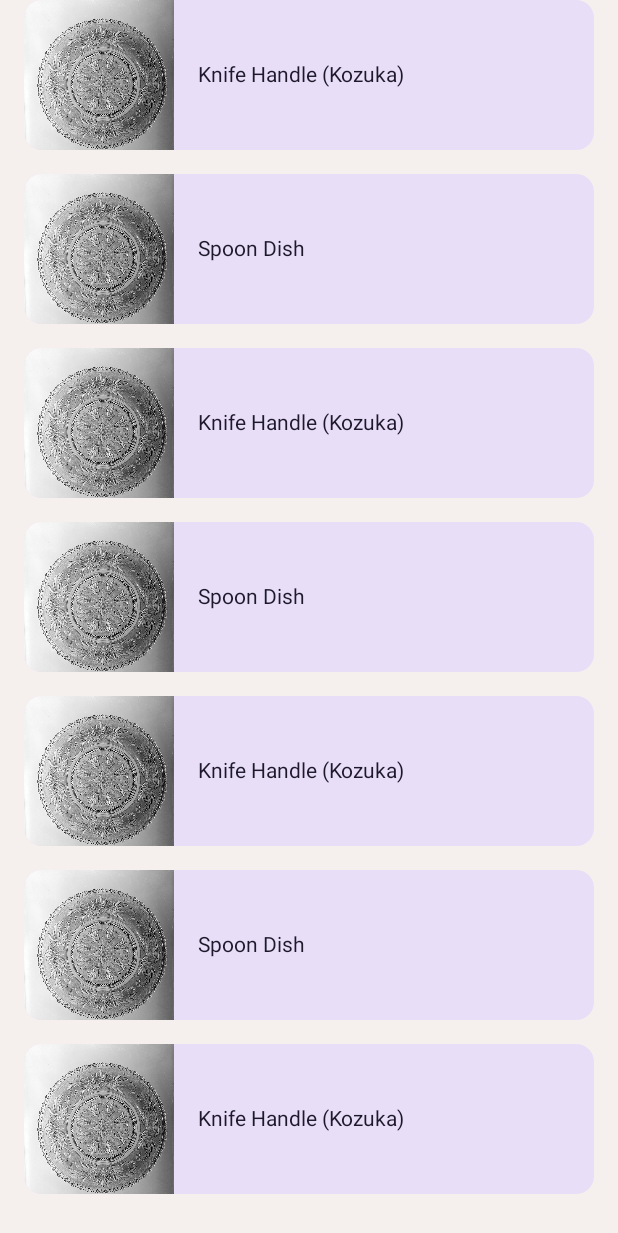
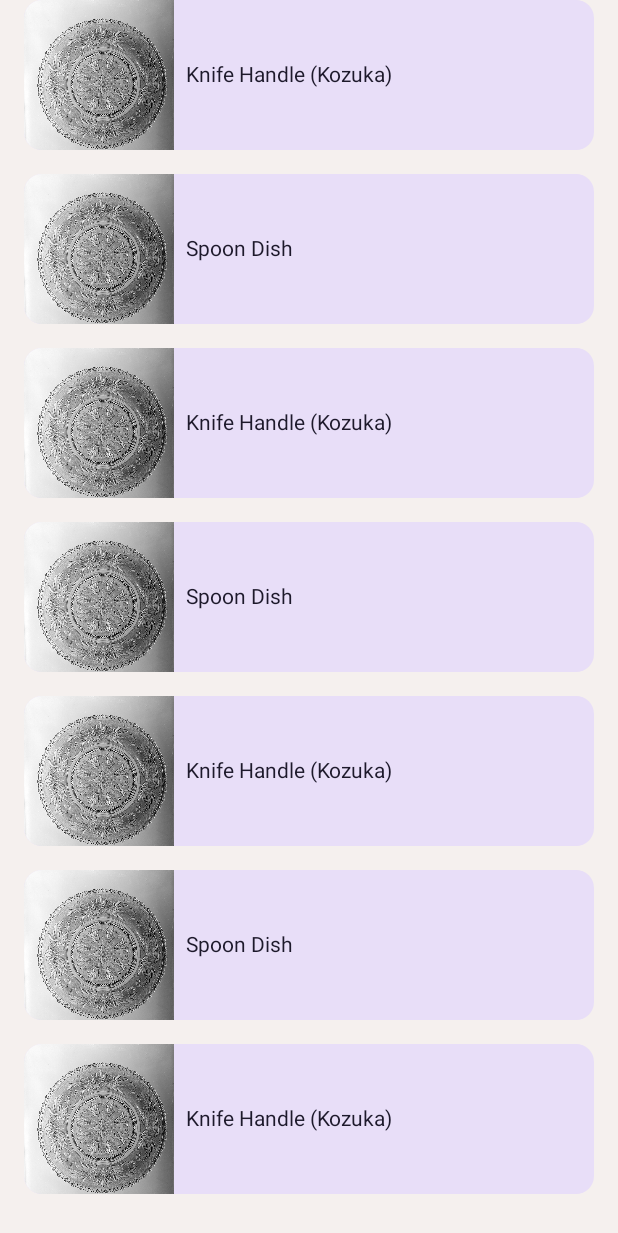
Before and after one commit to sebastiaanDelodder/Android-MetMuseum, an Android app built with Jetpack Compose: the @Preview function ArtCardPrev, on a phone screen of 412 x 824 dp. Shown: the top 1233 px of the screen. Run offline under Robolectric (Android 15) with nearby library versions, the phone set to English and light mode, and no system bars.

Commit message:
Adding dimens values and implementation

```diff
--- a/app/src/main/java/com/example/metmuseum/ui/components/ArtCard.kt
+++ b/app/src/main/java/com/example/metmuseum/ui/components/ArtCard.kt
@@ -17,81 +17,33 @@ import androidx.compose.runtime.Composable
 import androidx.compose.ui.Alignment
 import androidx.compose.ui.Modifier
 import androidx.compose.ui.layout.ContentScale
+import androidx.compose.ui.res.dimensionResource
 import androidx.compose.ui.res.painterResource
 import androidx.compose.ui.tooling.preview.Preview
 import androidx.compose.ui.unit.dp
 import com.example.metmuseum.R
+import com.example.metmuseum.data.ArtpieceSampler
 import com.example.metmuseum.model.Artpiece
 
-var listOfArt = listOf(
-    Artpiece(
-        objectID = 1,
-        isPublicDomain = true,
-        primaryImage = "https://images.metmuseum.org/CRDImages/aa/original/LC-45_24_17-006.jpg",
-        primaryImageSmall = "https://images.metmuseum.org/CRDImages/aa/web-large/LC-45_24_17-006.jpg",
-        title = "Knife Handle (Kozuka)"
-    ),
-    Artpiece(
-        objectID = 2,
-        isPublicDomain = true,
-        primaryImage = "https://images.metmuseum.org/CRDImages/ad/original/136397.jpg",
-        primaryImageSmall = "https://images.metmuseum.org/CRDImages/ad/web-large/136397.jpg",
-        title = "Spoon Dish"
-    ),
-    Artpiece(
-        objectID = 3,
-        isPublicDomain = true,
-        primaryImage = "https://images.metmuseum.org/CRDImages/aa/original/LC-45_24_17-006.jpg",
-        primaryImageSmall = "https://images.metmuseum.org/CRDImages/aa/web-large/LC-45_24_17-006.jpg",
-        title = "Knife Handle (Kozuka)"
-    ),
-    Artpiece(
-        objectID = 4,
-        isPublicDomain = true,
-        primaryImage = "https://images.metmuseum.org/CRDImages/ad/original/136397.jpg",
-        primaryImageSmall = "https://images.metmuseum.org/CRDImages/ad/web-large/136397.jpg",
-        title = "Spoon Dish"
-    ),
-    Artpiece(
-        objectID = 5,
-        isPublicDomain = true,
-        primaryImage = "https://images.metmuseum.org/CRDImages/aa/original/LC-45_24_17-006.jpg",
-        primaryImageSmall = "https://images.metmuseum.org/CRDImages/aa/web-large/LC-45_24_17-006.jpg",
-        title = "Knife Handle (Kozuka)"
-    ),
-    Artpiece(
-        objectID = 6,
-        isPublicDomain = true,
-        primaryImage = "https://images.metmuseum.org/CRDImages/ad/original/136397.jpg",
-        primaryImageSmall = "https://images.metmuseum.org/CRDImages/ad/web-large/136397.jpg",
-        title = "Spoon Dish"
-    ),
-    Artpiece(
-        objectID = 7,
-        isPublicDomain = true,
-        primaryImage = "https://images.metmuseum.org/CRDImages/aa/original/LC-45_24_17-006.jpg",
-        primaryImageSmall = "https://images.metmuseum.org/CRDImages/aa/web-large/LC-45_24_17-006.jpg",
-        title = "Knife Handle (Kozuka)"
-    ),
-)
 
 @Preview(showBackground = true, backgroundColor = 0xFFF5F0EE)
 @Composable
 fun ArtCardPrev() {
-    ArtScreenColumn()
+    ArtScreenColumn(artpieces = ArtpieceSampler.getAll())
 }
 
 @Composable
 fun ArtScreenColumn(
-    modifier : Modifier = Modifier
+    artpieces: List<Artpiece>,
+    modifier: Modifier = Modifier,
 ) {
     LazyColumn(
-        verticalArrangement = Arrangement.spacedBy(16.dp),
-        contentPadding = PaddingValues(horizontal = 16.dp),
+        verticalArrangement = Arrangement.spacedBy(dimensionResource(id = R.dimen.spacing_large)),
+        contentPadding = PaddingValues(horizontal = dimensionResource(id = R.dimen.padding_large)),
         modifier = modifier
 
     ) {
-        items(listOfArt) { item ->
+        items(artpieces) { item ->
             ArtCard(
                 modifier = modifier,
                 art = item
@@ -114,15 +66,14 @@ fun ArtCard(
     ){
         Row(
             verticalAlignment = Alignment.CenterVertically,
-            modifier = modifier.width(255.dp),
         ) {
             Image(
                 painter = painterResource(id = R.drawable.testimage),
                 contentDescription = null,
                 contentScale = ContentScale.Crop,
-                modifier = Modifier.size(100.dp)
+                modifier = Modifier.size(dimensionResource(id = R.dimen.img_size_medium))
             )
-            Spacer(modifier = Modifier.width(16.dp))
+            Spacer(modifier = Modifier.width(dimensionResource(id = R.dimen.size_medium)))
             Text(
                 text = art.title,
                 color = MaterialTheme.colorScheme.onSecondaryContainer
--- a/app/src/main/java/com/example/metmuseum/ui/components/Searchbar.kt
+++ b/app/src/main/java/com/example/metmuseum/ui/components/Searchbar.kt
@@ -16,6 +16,7 @@ import androidx.compose.runtime.mutableStateOf
 import androidx.compose.runtime.remember
 import androidx.compose.runtime.setValue
 import androidx.compose.ui.Modifier
+import androidx.compose.ui.res.dimensionResource
 import androidx.compose.ui.res.stringResource
 import androidx.compose.ui.tooling.preview.Preview
 import androidx.compose.ui.unit.dp
@@ -58,6 +59,6 @@ fun Searchbar(
         },
         modifier = modifier
             .fillMaxWidth()
-            .heightIn(min = 56.dp),
+            .heightIn(min = dimensionResource(id = R.dimen.textfield_min)),
     )
 }
--- a/app/src/main/java/com/example/metmuseum/ui/components/SideBarApp.kt
+++ b/app/src/main/java/com/example/metmuseum/ui/components/SideBarApp.kt
@@ -22,6 +22,7 @@ import androidx.compose.runtime.Composable
 import androidx.compose.ui.Alignment
 import androidx.compose.ui.Modifier
 import androidx.compose.ui.graphics.Color
+import androidx.compose.ui.res.dimensionResource
 import androidx.compose.ui.res.stringResource
 import androidx.compose.ui.tooling.preview.Preview
 import androidx.compose.ui.unit.dp
@@ -67,7 +68,7 @@ fun SideBarApp(
                     unselectedIconColor = MaterialTheme.colorScheme.onPrimary,
                 ),
             )
-            Spacer(modifier = Modifier.height(8.dp))
+            Spacer(modifier = Modifier.height(dimensionResource(id = R.dimen.spacing_medium)))
             NavigationRailItem(
                 icon = {
                     Icon(
@@ -89,7 +90,7 @@ fun SideBarApp(
                     unselectedIconColor = MaterialTheme.colorScheme.onPrimary,
                 ),
             )
-            Spacer(modifier = Modifier.height(8.dp))
+            Spacer(modifier = Modifier.height(dimensionResource(id = R.dimen.spacing_medium)))
             NavigationRailItem(
                 icon = {
                     Icon(
```
Also changed, not shown: app/src/main/java/com/example/metmuseum/ui/artScreen/ArtOverview.kt (+6 -8 lines), app/src/main/java/com/example/metmuseum/ui/components/DepartmentCard.kt (+10 -5 lines), app/src/main/res/values/dimens.xml (added, +22 -0 lines).
